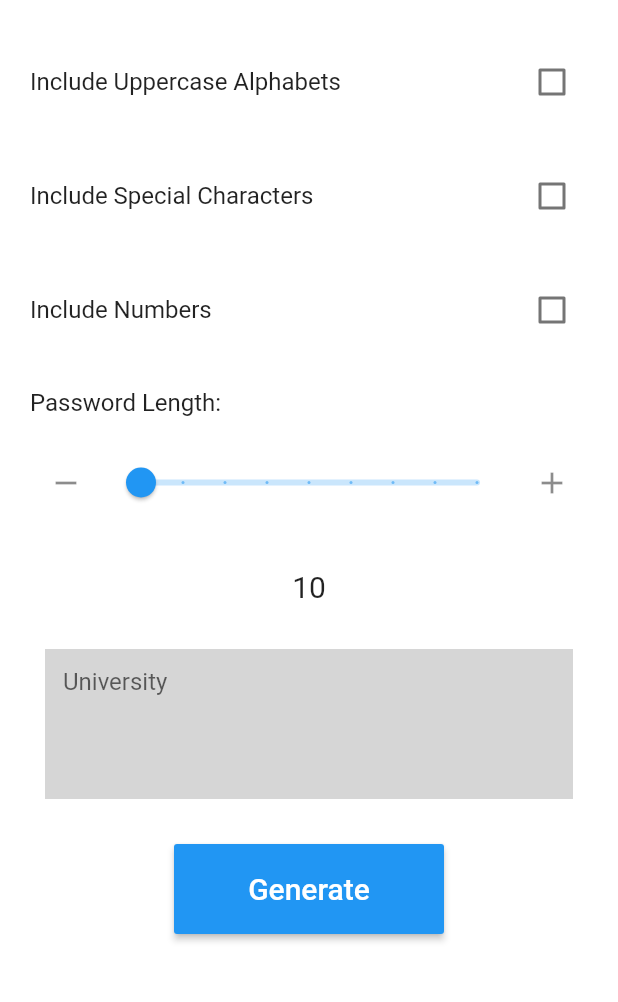
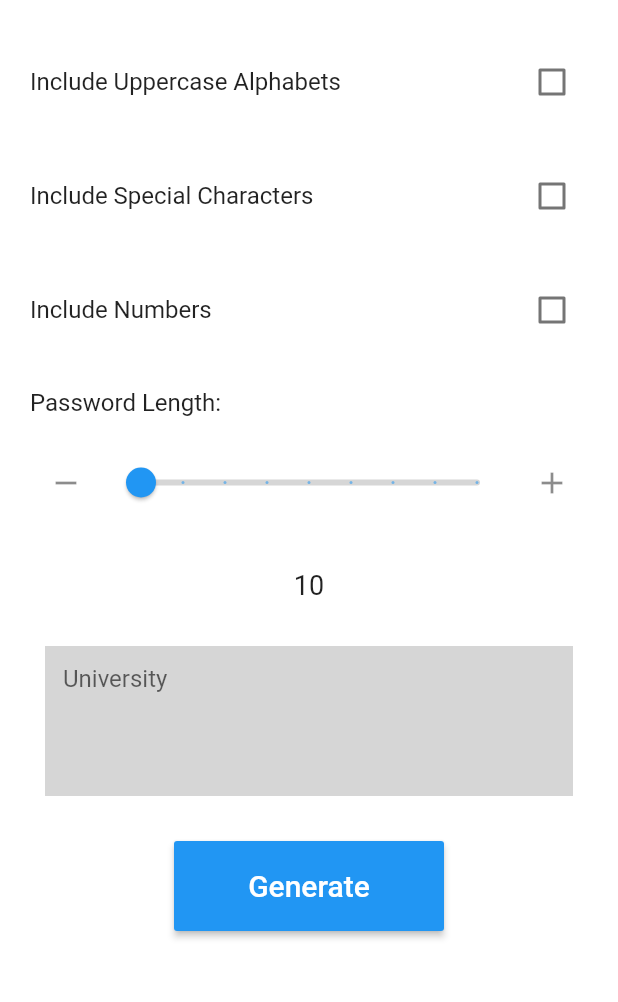
Before and after one commit to Android-Builds/Password-Manager, a Flutter app: the screen it shows after launch, on a phone screen of 412 x 824 dp, the part 59-1061 px from its top. Run offline on Flutter 3.47's test engine with Material 2 defaults, Android fonts, the phone set to English and light mode, and no system bars.

Commit message:
Fix some themes

```diff
--- a/lib/homepage.dart
+++ b/lib/homepage.dart
@@ -13,6 +13,8 @@ class _HomePageState extends State<HomePage> {
   double sliderValue = 10.0;
   @override
   Widget build(BuildContext context) {
+    darkmode =
+        MediaQuery.of(context).platformBrightness == Brightness.dark ?? false;
     return Scaffold(
       appBar: AppBar(
         title: Text('Password Manager'),
@@ -27,6 +29,7 @@ class _HomePageState extends State<HomePage> {
               ),
               title: Text('Include Uppercase Alphabets'),
               trailing: Checkbox(
+                activeColor: Colors.blue,
                 value: uppercase,
                 onChanged: (value) {
                   setState(() {
@@ -42,6 +45,7 @@ class _HomePageState extends State<HomePage> {
               ),
               title: Text('Include Special Characters'),
               trailing: Checkbox(
+                activeColor: Colors.blue,
                 value: specialchars,
                 onChanged: (value) {
                   setState(() {
@@ -57,6 +61,7 @@ class _HomePageState extends State<HomePage> {
               ),
               title: Text('Include Numbers'),
               trailing: Checkbox(
+                activeColor: Colors.blue,
                 value: numbers,
                 onChanged: (value) {
                   setState(() {
@@ -87,6 +92,7 @@ class _HomePageState extends State<HomePage> {
                     ),
                     Expanded(
                       child: Slider(
+                        inactiveColor: Colors.grey[350],
                         min: 10.0,
                         max: 50.0,
                         divisions: 8,
@@ -116,7 +122,7 @@ class _HomePageState extends State<HomePage> {
               child: Text(
                 sliderValue.toInt().toString(),
                 style: TextStyle(
-                  fontSize: 20.0,
+                  fontSize: 18.0,
                 ),
               ),
             ),
@@ -128,7 +134,7 @@ class _HomePageState extends State<HomePage> {
                 decoration: InputDecoration(
                   border: InputBorder.none,
                   hintText: "University",
-                  fillColor: Colors.grey[350],
+                  fillColor: darkmode ? Colors.grey[800] : Colors.grey[350],
                   filled: true,
                 ),
               ),
--- a/lib/utils/constants.dart
+++ b/lib/utils/constants.dart
@@ -1,3 +1,4 @@
 bool uppercase = false;
 bool specialchars = false;
 bool numbers = false;
+bool darkmode = false;
```
